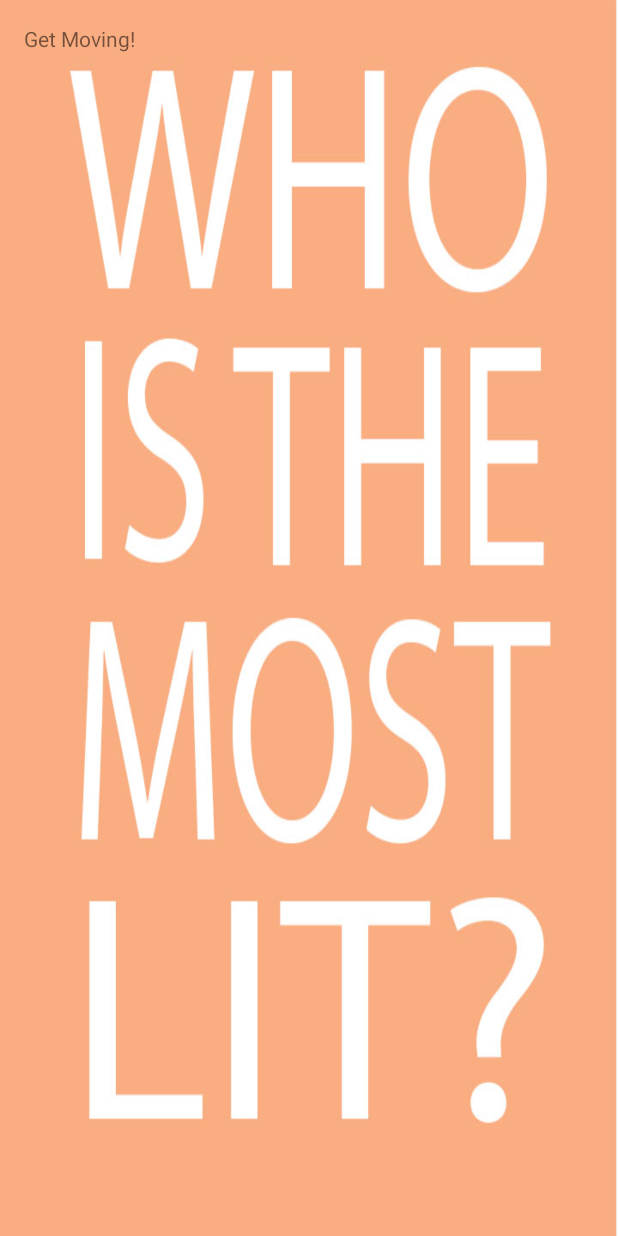
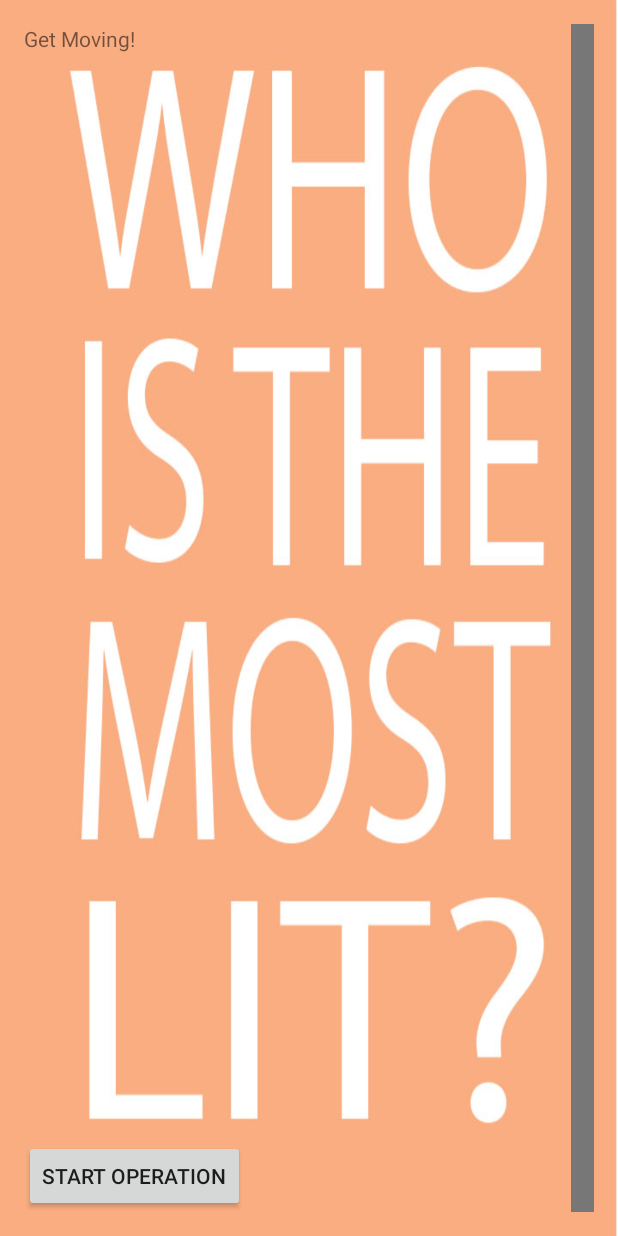
Before and after one commit to stcalica/HowLit, an Android app: the layout activity_main.xml on its own in the app's theme, with its tools: preview values and no code run, on a phone screen of 412 x 824 dp. Run offline under Robolectric (Android 15) with nearby library versions, the light colour scheme and no system bars.

Commit message:
added progress bar

```diff
--- /dev/null
+++ b/app/src/main/res/drawable/progressbar_states.xml
@@ -0,0 +1,56 @@
+<?xml version="1.0" encoding="utf-8"?>
+<!--><layer-list xmlns:android="http://schemas.android.com/apk/res/android">
+    <item android:id="@android:id/background">
+        <rotate
+            android:fromDegrees="90"
+            android:toDegrees="90"
+            >
+            <scale
+                android:scaleGravity="fill_vertical">
+            <shape
+                android:shape="line">
+                <stroke
+                    android:width="1dp"
+                    android:color="#ff00ff"
+                    />
+            </shape>
+            </scale>
+        </rotate>
+    </item>
+    <item android:id="@android:id/progress">
+        <clip android:clipOrientation="vertical" android:gravity="bottom">
+
+            <rotate
+                android:fromDegrees="90"
+                android:toDegrees="90"
+                >
+                <shape
+                    android:shape="line"
+                    >
+                    <stroke
+                        android:width="1dp"
+                        android:color="#00ff00"
+                        />
+                </shape>
+            </rotate>
+        </clip>
+    </item>
+</layer-list><-->
+<layer-list xmlns:android="http://schemas.android.com/apk/res/android">
+    <item android:id="@android:id/background">
+        <color android:color="#777"/>
+    </item>
+    <item android:id="@android:id/progress">
+        <clip
+            android:clipOrientation="vertical"
+            android:gravity="bottom">
+            <shape>
+                <gradient
+                    android:startColor="#00FF00"
+                    android:centerColor="#FFFF00"
+                    android:endColor="#FF0000"
+                    android:angle="90"/>
+            </shape>
+        </clip>
+    </item>
+</layer-list>
--- a/app/src/main/res/layout/activity_main.xml
+++ b/app/src/main/res/layout/activity_main.xml
@@ -8,6 +8,7 @@
     android:paddingRight="@dimen/activity_horizontal_margin"
     android:paddingTop="@dimen/activity_vertical_margin"
     android:background = "@drawable/background"
+    android:id ="@+id/rl"
     tools:context="com.example.kylecalica_steinhil.howlit.MainActivity">
 
     <TextView
@@ -22,5 +23,19 @@
         android:layout_centerInParent="true"
         android:id="@+id/fire"/>
 
+    <ProgressBar
+        android:layout_width="15dp"
+        android:layout_height="match_parent"
+        android:layout_alignParentRight="true"
+        android:id="@+id/pb"
+        style="@android:style/Widget.ProgressBar.Horizontal"
+        android:progressDrawable="@drawable/progressbar_states"/>
+    <Button
+        android:layout_width="wrap_content"
+        android:layout_height="wrap_content"
+        android:text="Start Operation"
+        android:id="@+id/btn"
+        android:layout_alignParentBottom="true"/>
+
 
 </RelativeLayout>
```
Also changed, not shown: app/src/main/java/com/example/kylecalica_steinhil/howlit/MainActivity.java (+47 -9 lines).
